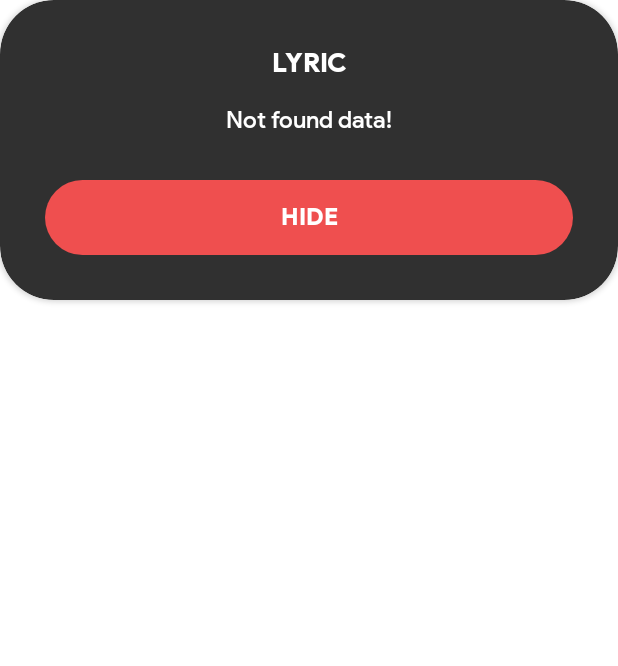
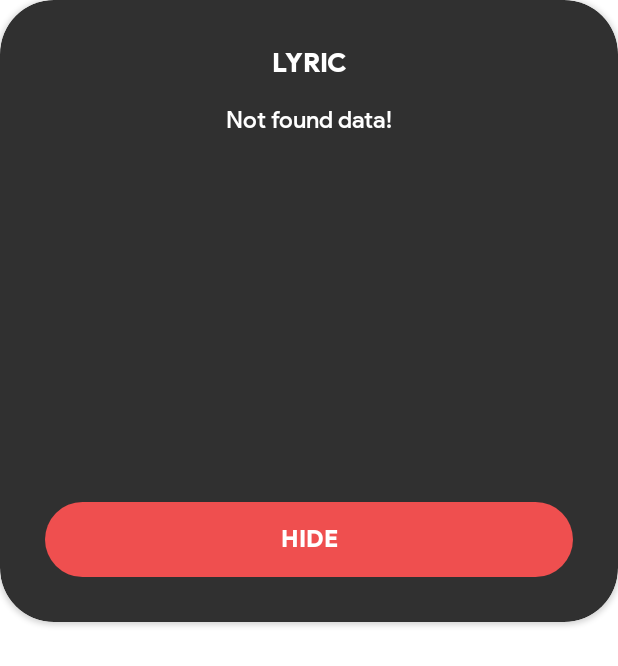
Before and after one commit to ETS-Android5/DIPLAY, an Android app: the layout dialog_lyric.xml on its own in the app's theme, with its tools: preview values and no code run, on a phone screen of 412 x 824 dp. Shown: the top 666 px of the screen. Run offline under Robolectric (Android 15) with nearby library versions, the phone set to English and light mode, and no system bars.

Commit message:
Update at May 29, 2021. Fix bug

```diff
--- a/app/src/main/res/layout/dialog_lyric.xml
+++ b/app/src/main/res/layout/dialog_lyric.xml
@@ -27,16 +27,16 @@
             android:layout_marginBottom="30dp"/>
         <ScrollView
             android:layout_width="match_parent"
-            android:layout_height="wrap_content"
-            android:maxHeight="250dp"
+            android:layout_height="250dp"
             android:layout_marginTop="15dp"
+            android:layout_marginBottom="15dp"
             app:layout_constraintTop_toBottomOf="@id/title"
             app:layout_constraintBottom_toTopOf="@id/button_hide">
 
             <TextView
                 android:id="@+id/lyric"
                 android:layout_width="match_parent"
-                android:layout_height="wrap_content"
+                android:layout_height="match_parent"
                 android:text="@string/not_found_data"
                 android:textColor="@color/white"
                 android:fontFamily="@font/productsans_medium"
```
